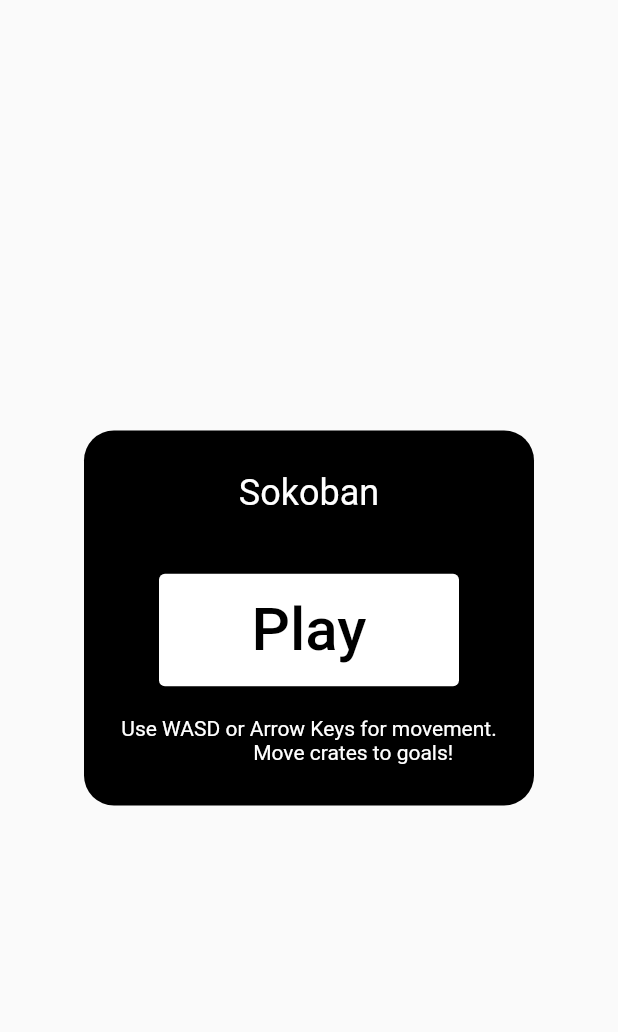
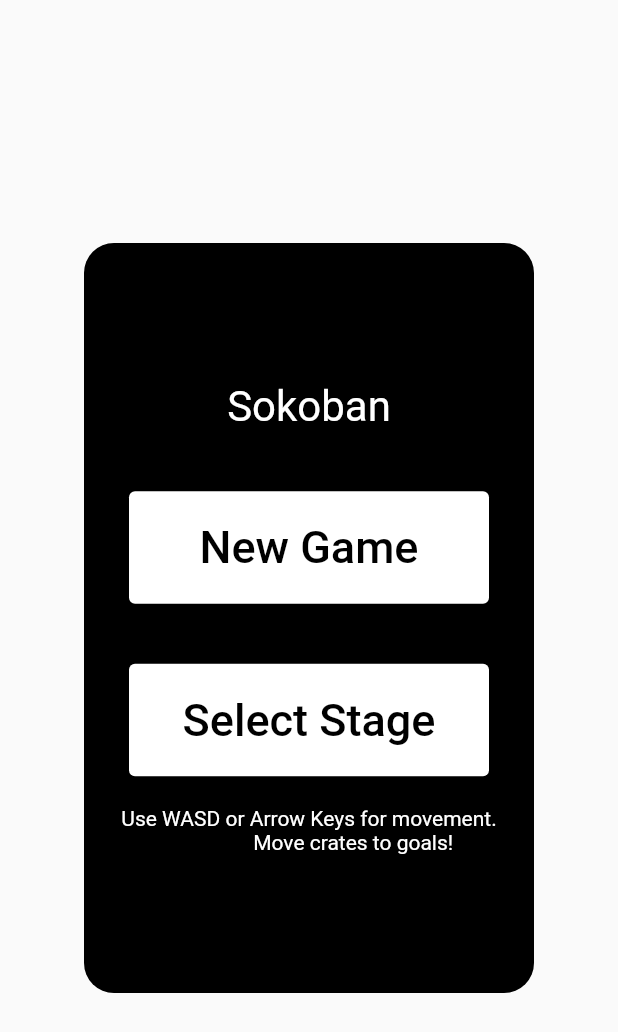
Before and after one commit to eidas/sokoban, a Flutter app: the screen it shows after launch, on a phone screen of 412 x 824 dp. Shown: the top 1032 px of the screen. Run offline on Flutter 3.47's test engine with Material 2 defaults, Android fonts, the phone set to English and light mode, and no system bars; missing offline and left inert: flame, flame_audio; generated files the repository leaves out were written again.

Commit message:
ステージ選択画面を追加

```diff
--- a/lib/l10n/app_en.arb
+++ b/lib/l10n/app_en.arb
@@ -35,5 +35,13 @@
   "backToTitleText": "Back To Title",
   "@stepsText": {
     "description": "タイトル画面に戻るのテキスト"
+  },
+  "newGameText": "New Game",
+  "@stepsText": {
+    "description": "New Game"
+  },
+  "selectStageText": "Select Stage",
+  "@stepsText": {
+    "description": "Select Stage"
   }
 }
--- a/lib/l10n/app_ja.arb
+++ b/lib/l10n/app_ja.arb
@@ -5,5 +5,7 @@
   "stageText": "ステージ: {stage}",
   "stageClearText": "ステージクリア!",
   "nextStageText": "次のステージへ",
-  "backToTitleText": "タイトルへ戻る"
+  "backToTitleText": "タイトルへ戻る",
+  "newGameText": "最初から",
+  "selectStageText": "ステージを選ぶ"
 }
--- a/lib/main.dart
+++ b/lib/main.dart
@@ -2,6 +2,7 @@ import 'package:flutter/material.dart';
 import 'package:flutter_localizations/flutter_localizations.dart';
 import 'package:sokoban/pages/game_main.dart';
 import 'package:sokoban/pages/title_page.dart';
+import 'package:sokoban/pages/select_stage.dart';
 import 'package:flutter_gen/gen_l10n/app_localizations.dart';
 
 void main() {
@@ -24,5 +25,6 @@ void main() {
       routes: <String, WidgetBuilder>{
         '/home': (BuildContext context) => const TitlePage(),
         '/gamepage': (BuildContext context) => const GameMain(),
+        '/selectpage': (BuildContext context) => const SelectStage(),
       }));
 }
--- a/lib/overlays/hud.dart
+++ b/lib/overlays/hud.dart
@@ -21,7 +21,8 @@ class Hud extends PositionComponent with HasGameRef<SokobanGame> {
   double _gameSizeX = 0.0;
   int _gameSteps = 0;
 
-  String get stageText => game.localizations.stageText(game.stageName);
+  String get stageText =>
+      game.localizations.stageText(game.stageName.replaceFirst('.dat', ''));
   String get stepsText => game.localizations.stepsText(game.gameSteps);
   Vector2 get stepsPosition => Vector2(game.size.x - 10, 10);
 
--- a/lib/pages/title_page.dart
+++ b/lib/pages/title_page.dart
@@ -14,7 +14,7 @@ class TitlePage extends StatelessWidget {
       child: Center(
         child: Container(
           padding: const EdgeInsets.all(10.0),
-          height: 250,
+          height: 500,
           width: 300,
           decoration: const BoxDecoration(
             color: blackTextColor,
@@ -29,22 +29,43 @@ class TitlePage extends StatelessWidget {
                 AppLocalizations.of(context)!.title,
                 style: const TextStyle(
                   color: whiteTextColor,
-                  fontSize: 24,
+                  fontSize: 28,
                 ),
               ),
               const SizedBox(height: 40),
+              // New Game Button
               SizedBox(
-                width: 200,
+                width: 240,
                 height: 75,
                 child: ElevatedButton(
                   onPressed: () => Navigator.of(context).pushNamed("/gamepage"),
                   style: ElevatedButton.styleFrom(
                     backgroundColor: whiteTextColor,
                   ),
-                  child: const Text(
-                    'Play',
-                    style: TextStyle(
-                      fontSize: 40.0,
+                  child: Text(
+                    AppLocalizations.of(context)!.newGameText,
+                    style: const TextStyle(
+                      fontSize: 30.0,
+                      color: blackTextColor,
+                    ),
+                  ),
+                ),
+              ),
+              const SizedBox(height: 40),
+              // Select Stage Button
+              SizedBox(
+                width: 240,
+                height: 75,
+                child: ElevatedButton(
+                  onPressed: () =>
+                      Navigator.of(context).pushNamed("/selectpage"),
+                  style: ElevatedButton.styleFrom(
+                    backgroundColor: whiteTextColor,
+                  ),
+                  child: Text(
+                    AppLocalizations.of(context)!.selectStageText,
+                    style: const TextStyle(
+                      fontSize: 30.0,
                       color: blackTextColor,
                     ),
                   ),
```
Also changed, not shown: lib/managers/stage_manager.dart (+8 -0 lines), lib/pages/game_main.dart (+20 -14 lines), lib/pages/select_stage.dart (+52 -19 lines), lib/sokoban.dart (+5 -2 lines), pubspec.yaml (line endings or trailing spaces), 4 other files.
